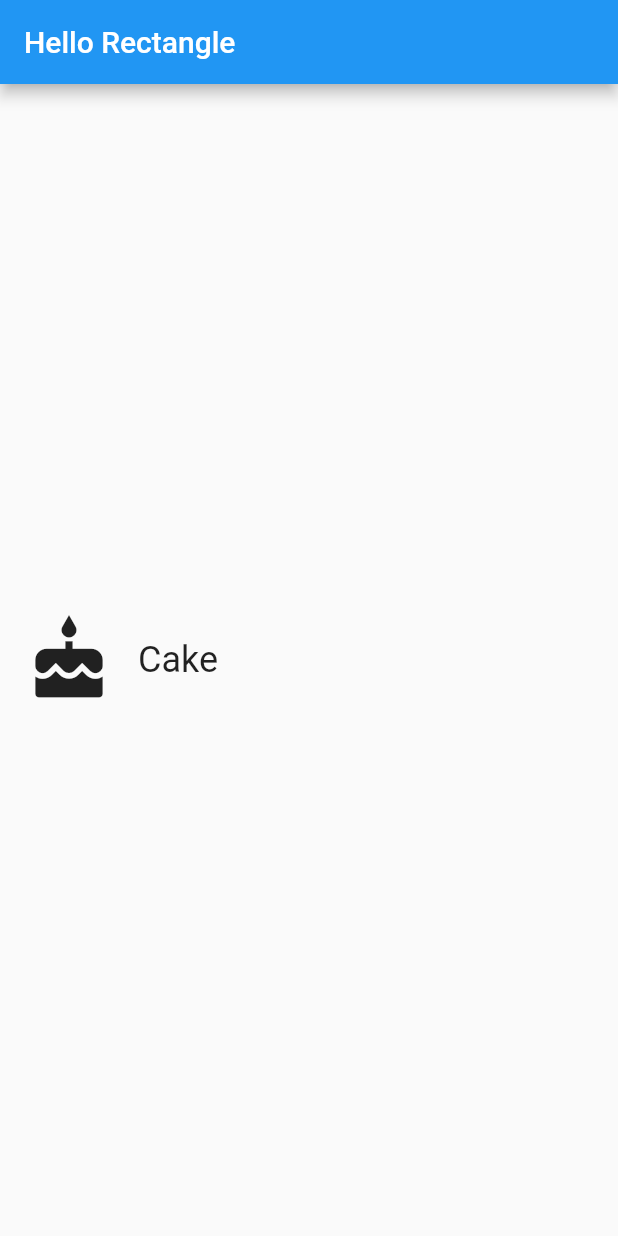
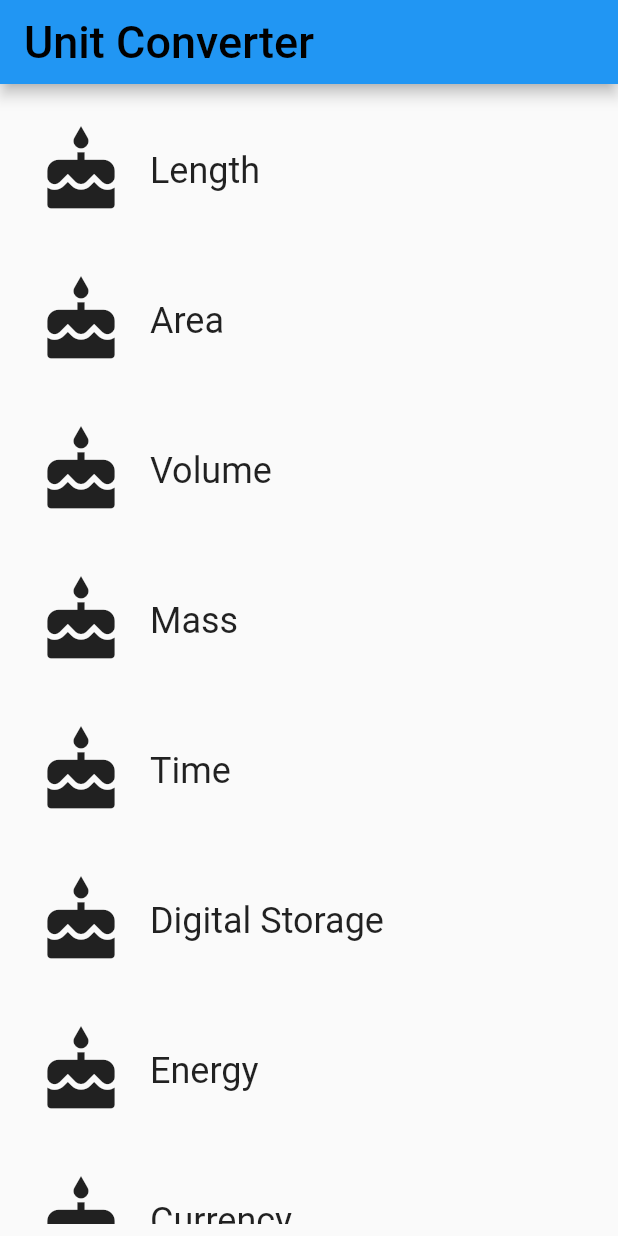
Before and after one commit to leisurehuang/FlutterDemo, a Flutter app: the screen it shows after launch, on a phone screen of 412 x 824 dp. Run offline on Flutter 3.47's test engine with Material 2 defaults, Android fonts, the phone set to English and light mode, and no system bars.

Commit message:
add list view

```diff
--- /dev/null
+++ b/lib/category_route.dart
@@ -0,0 +1,68 @@
+import 'package:flutter/material.dart';
+import 'package:hello_rectangle/category.dart';
+
+class CategoryRoute extends StatelessWidget {
+  const CategoryRoute();
+
+  static const _categoryNames = <String>[
+    'Length',
+    'Area',
+    'Volume',
+    'Mass',
+    'Time',
+    'Digital Storage',
+    'Energy',
+    'Currency',
+  ];
+
+  static const _baseColors = <Color>[
+    Colors.teal,
+    Colors.orange,
+    Colors.pinkAccent,
+    Colors.blueAccent,
+    Colors.yellow,
+    Colors.greenAccent,
+    Colors.purpleAccent,
+    Colors.red,
+  ];
+
+  Widget _buildCategoryWidgets(List<Widget> categories) {
+    return ListView.builder(
+      itemBuilder: (BuildContext context, int index) => categories[index],
+      itemCount: categories.length,
+    );
+  }
+
+  @override
+  Widget build(BuildContext context) {
+    final categories = <Category>[];
+
+    for (var i = 0; i < _categoryNames.length; i++) {
+      categories.add(Category(
+        name: _categoryNames[i],
+        color: _baseColors[i],
+        iconLocation: Icons.cake,
+      ));
+    }
+
+    final listView = Container(
+      padding: EdgeInsets.all(8.0),
+      child: _buildCategoryWidgets(categories),
+    );
+
+    final appBar = AppBar(
+      title: Text(
+        "Unit Converter",
+        style: TextStyle(
+          color: Colors.black,
+          fontSize: 30.0,
+        ),
+      ),
+    );
+
+    return Scaffold(
+      appBar: appBar,
+      body: listView,
+    );
+  }
+}
--- a/lib/main.dart
+++ b/lib/main.dart
@@ -1,27 +1,12 @@
 import 'package:flutter/material.dart';
-import 'package:hello_rectangle/category.dart';
-
-const _categoryName = 'Cake';
-const _categoryIcon = Icons.cake;
-const _categoryColor = Colors.green;
+import 'package:hello_rectangle/category_route.dart';
 
 void main() {
   runApp(
     MaterialApp(
       debugShowCheckedModeBanner: false,
       title: 'Hello Rectangle',
-      home: Scaffold(
-        appBar: AppBar(
-          title: Text('Hello Rectangle'),
-        ),
-        body: Center(
-          child: Category(
-            name: _categoryName,
-            color: _categoryColor,
-            iconLocation: _categoryIcon,
-          ),
-        ),
-      ),
+      home: CategoryRoute(),
     ),
   );
 }
```
